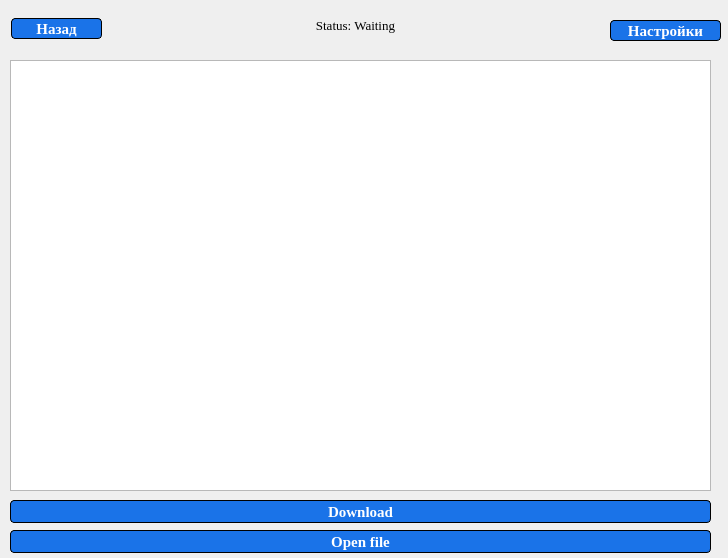
Old version of the form ui/main.ui in the repository cra9had/task.
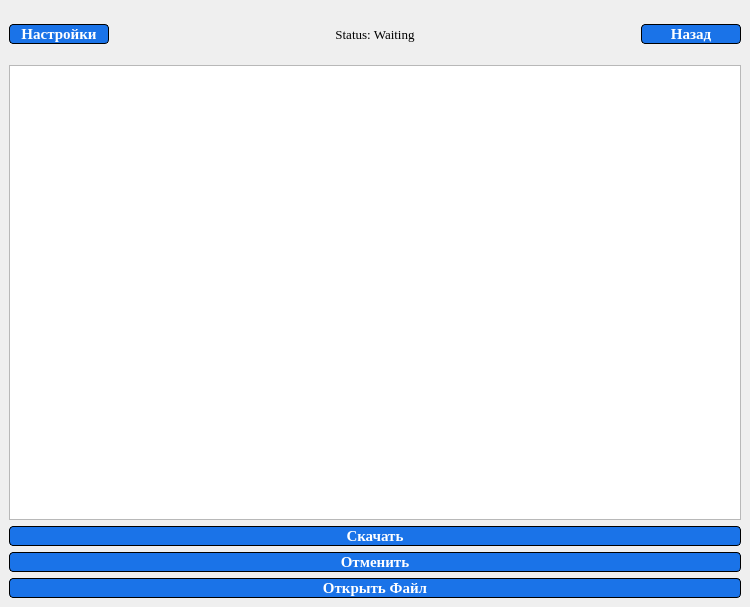
New version of the form.

Diff of the .ui file:
```diff
--- a/ui/main.ui
+++ b/ui/main.ui
@@ -6,75 +6,53 @@
    <rect>
     <x>0</x>
     <y>0</y>
-    <width>728</width>
-    <height>558</height>
+    <width>750</width>
+    <height>607</height>
    </rect>
   </property>
+  <property name="minimumSize">
+   <size>
+    <width>722</width>
+    <height>592</height>
+   </size>
+  </property>
   <property name="windowTitle">
    <string>MainWindow</string>
   </property>
   <widget class="QWidget" name="centralwidget">
-   <widget class="QTreeWidget" name="treeWidget">
-    <property name="geometry">
-     <rect>
-      <x>10</x>
-      <y>60</y>
-      <width>701</width>
-      <height>431</height>
-     </rect>
-    </property>
-    <attribute name="headerVisible">
-     <bool>false</bool>
-    </attribute>
-    <column>
-     <property name="text">
-      <string notr="true">1</string>
-     </property>
-    </column>
-   </widget>
-   <widget class="QPushButton" name="download_btn">
-    <property name="geometry">
-     <rect>
-      <x>10</x>
-      <y>500</y>
-      <width>701</width>
-      <height>23</height>
-     </rect>
-    </property>
-    <property name="font">
-     <font>
-      <family>Times New Roman</family>
-      <pointsize>11</pointsize>
-      <weight>75</weight>
-      <bold>true</bold>
-     </font>
-    </property>
-    <property name="styleSheet">
-     <string notr="true">QPushButton {
-	background-color: rgb(26,115,232);
-	color: white;
-	border-style: solid;
-	border-radius: 4px;
-	border: 1px solid black;
-}
-
-QPushButton:hover {
-	background-color: rgb(27,102,201);
-}</string>
-    </property>
-    <property name="text">
-     <string>Download</string>
-    </property>
-   </widget>
+   <layout class="QHBoxLayout" name="horizontalLayout">
+    <item>
+     <layout class="QGridLayout" name="gridLayout_2">
+      <item row="6" column="0" colspan="3">
    <widget class="QPushButton" name="open_file_btn">
-    <property name="geometry">
-     <rect>
-      <x>10</x>
-      <y>530</y>
-      <width>701</width>
-      <height>23</height>
-     </rect>
-    </property>
+        <property name="font">
+         <font>
+          <family>Times New Roman</family>
+          <pointsize>11</pointsize>
+          <weight>75</weight>
+          <bold>true</bold>
+         </font>
+        </property>
+        <property name="styleSheet">
+         <string notr="true">QPushButton {
+	background-color: rgb(26,115,232);
+	color: white;
+	border-style: solid;
+	border-radius: 4px;
+	border: 1px solid black;
+}
+
+QPushButton:hover {
+	background-color: rgb(27,102,201);
+}</string>
+        </property>
+        <property name="text">
+         <string>Открыть Файл</string>
+        </property>
+       </widget>
+      </item>
+      <item row="3" column="0" colspan="3">
+       <widget class="QPushButton" name="download_btn">
     <property name="font">
      <font>
       <family>Times New Roman</family>
@@ -97,17 +75,23 @@
 }</string>
     </property>
     <property name="text">
-     <string>Open file</string>
-    </property>
-   </widget>
+         <string>Скачать</string>
+        </property>
+       </widget>
+      </item>
+      <item row="0" column="0">
    <widget class="QPushButton" name="setting_btn">
-    <property name="geometry">
-     <rect>
-      <x>610</x>
-      <y>20</y>
-      <width>111</width>
-      <height>21</height>
-     </rect>
+        <property name="sizePolicy">
+         <sizepolicy hsizetype="Maximum" vsizetype="Maximum">
+          <horstretch>0</horstretch>
+          <verstretch>0</verstretch>
+         </sizepolicy>
+        </property>
+        <property name="minimumSize">
+         <size>
+          <width>100</width>
+          <height>0</height>
+         </size>
     </property>
     <property name="font">
      <font>
@@ -134,14 +118,32 @@
      <string>Настройки</string>
     </property>
    </widget>
+      </item>
+      <item row="0" column="1">
    <widget class="QLabel" name="status_label">
-    <property name="geometry">
-     <rect>
-      <x>110</x>
-      <y>10</y>
-      <width>491</width>
-      <height>31</height>
-     </rect>
+        <property name="sizePolicy">
+         <sizepolicy hsizetype="Preferred" vsizetype="Maximum">
+          <horstretch>0</horstretch>
+          <verstretch>0</verstretch>
+         </sizepolicy>
+        </property>
+        <property name="minimumSize">
+         <size>
+          <width>0</width>
+          <height>50</height>
+         </size>
+        </property>
+        <property name="sizeIncrement">
+         <size>
+          <width>0</width>
+          <height>0</height>
+         </size>
+        </property>
+        <property name="baseSize">
+         <size>
+          <width>0</width>
+          <height>0</height>
+         </size>
     </property>
     <property name="font">
      <font>
@@ -151,21 +153,54 @@
       <bold>false</bold>
      </font>
     </property>
+        <property name="layoutDirection">
+         <enum>Qt::LeftToRight</enum>
+        </property>
+        <property name="autoFillBackground">
+         <bool>false</bool>
+        </property>
     <property name="text">
      <string>Status: Waiting</string>
     </property>
     <property name="alignment">
      <set>Qt::AlignCenter</set>
     </property>
-   </widget>
+        <property name="wordWrap">
+         <bool>false</bool>
+        </property>
+       </widget>
+      </item>
+      <item row="1" column="0" colspan="3">
+       <widget class="QTreeWidget" name="treeWidget">
+        <property name="sizePolicy">
+         <sizepolicy hsizetype="Preferred" vsizetype="Preferred">
+          <horstretch>0</horstretch>
+          <verstretch>0</verstretch>
+         </sizepolicy>
+        </property>
+        <attribute name="headerVisible">
+         <bool>false</bool>
+        </attribute>
+        <column>
+         <property name="text">
+          <string notr="true">1</string>
+         </property>
+        </column>
+       </widget>
+      </item>
+      <item row="0" column="2">
    <widget class="QPushButton" name="back_btn">
-    <property name="geometry">
-     <rect>
-      <x>11</x>
-      <y>18</y>
-      <width>91</width>
-      <height>21</height>
-     </rect>
+        <property name="sizePolicy">
+         <sizepolicy hsizetype="Maximum" vsizetype="Maximum">
+          <horstretch>0</horstretch>
+          <verstretch>0</verstretch>
+         </sizepolicy>
+        </property>
+        <property name="minimumSize">
+         <size>
+          <width>100</width>
+          <height>0</height>
+         </size>
     </property>
     <property name="font">
      <font>
@@ -192,6 +227,38 @@
      <string>Назад</string>
     </property>
    </widget>
+      </item>
+      <item row="4" column="0" colspan="3">
+       <widget class="QPushButton" name="stop_btn">
+        <property name="font">
+         <font>
+          <family>Times New Roman</family>
+          <pointsize>11</pointsize>
+          <weight>75</weight>
+          <bold>true</bold>
+         </font>
+        </property>
+        <property name="styleSheet">
+         <string notr="true">QPushButton {
+	background-color: rgb(26,115,232);
+	color: white;
+	border-style: solid;
+	border-radius: 4px;
+	border: 1px solid black;
+}
+
+QPushButton:hover {
+	background-color: rgb(27,102,201);
+}</string>
+        </property>
+        <property name="text">
+         <string>Отменить</string>
+        </property>
+       </widget>
+      </item>
+     </layout>
+    </item>
+   </layout>
   </widget>
  </widget>
  <resources/>
```
Lines whose indentation alone changed are shown as unchanged.
